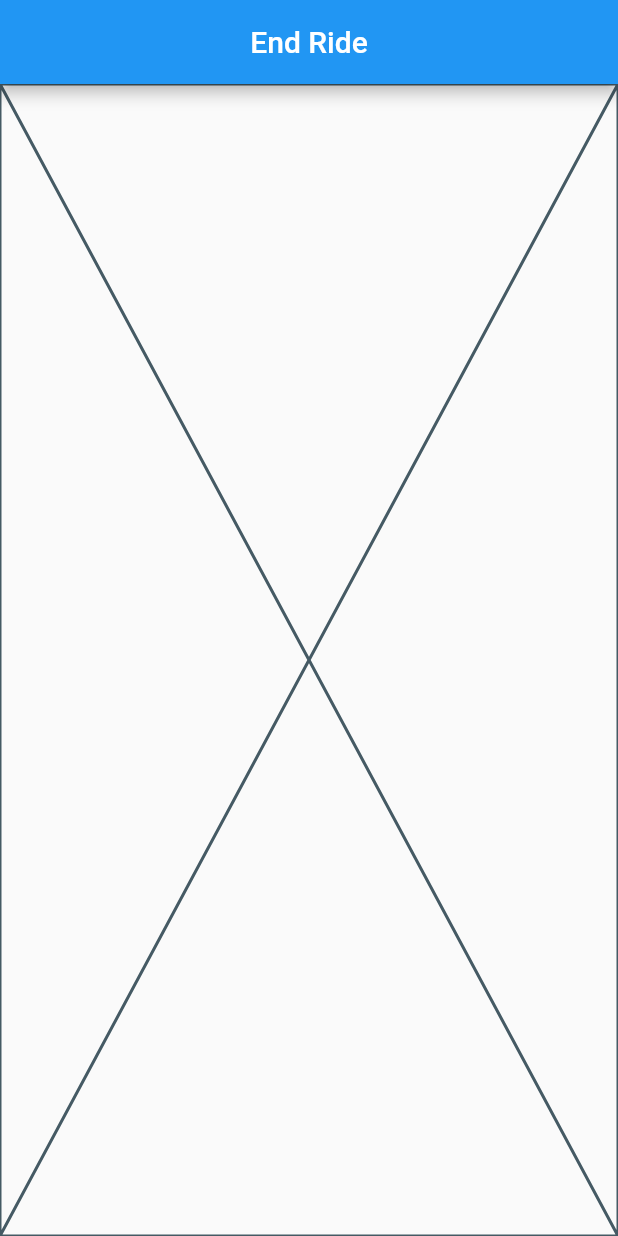
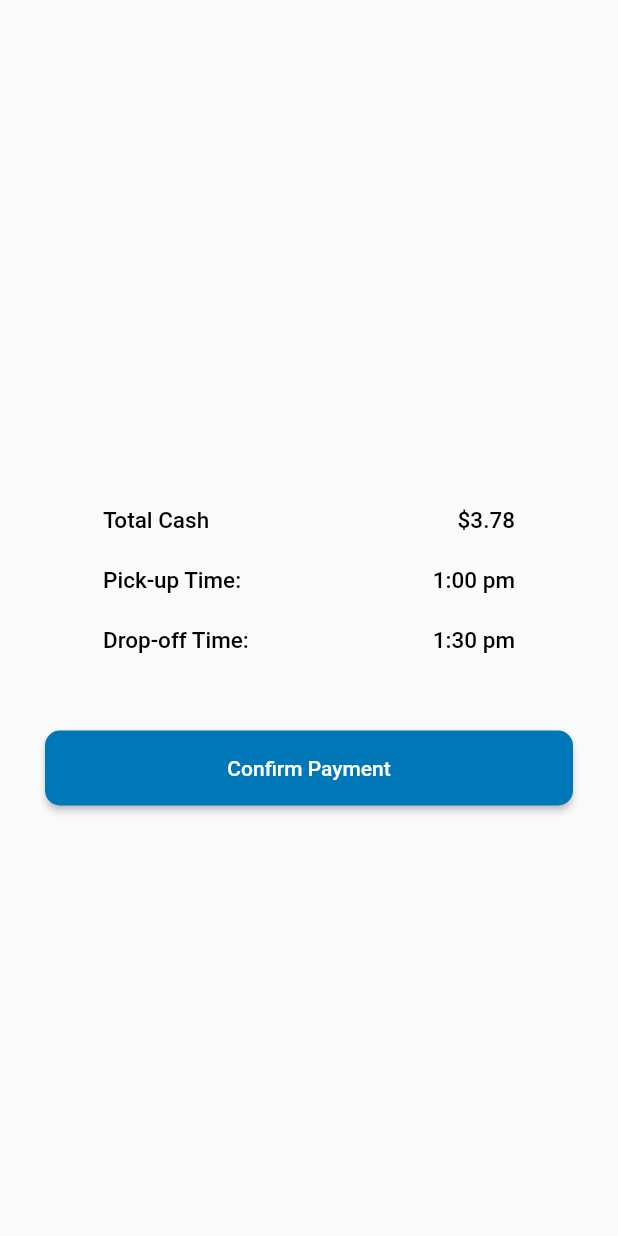
Before and after one commit to Saadkc/ride_sharing_rider_app, a Flutter app: the EndRide screen opened directly, on a phone screen of 412 x 824 dp. Run offline on Flutter 3.47's test engine with Material 2 defaults, Android fonts, the phone set to English and light mode, and no system bars; our stand-ins replace firebase_auth, firebase_core, firebase_database, flutter_rating_bar, fluttertoast, geolocator and 2 more; missing offline and left inert: flutter_geofire, flutter_phone_direct_caller, flutter_polyline_points; accounts and stored records are empty.

Commit message:
ride complete screen

```diff
--- a/lib/screens/ride/end_ride.dart
+++ b/lib/screens/ride/end_ride.dart
@@ -1,17 +1,117 @@
 import 'package:flutter/material.dart';
+import 'package:rider/screens/mainScreens/main_screen.dart';
 
 class EndRide extends StatelessWidget {
   const EndRide({super.key});
 
   @override
   Widget build(BuildContext context) {
+    Size size = MediaQuery.of(context).size;
     return Scaffold(
-      appBar: AppBar(
-        title: const Text("End Ride"),
-        centerTitle: true,
-      ),
-      body: const Center(
-        child: Placeholder(),
+      body: Column(
+        mainAxisAlignment: MainAxisAlignment.center,
+        children: [
+          const SizedBox(
+            height: 40,
+          ),
+          SizedBox(
+            height: 40,
+            width: size.width / 1.5,
+            child: Row(
+              children: const [
+                Text(
+                  "Total Cash",
+                  style: TextStyle(
+                      color: Colors.black,
+                      fontSize: 15,
+                      fontWeight: FontWeight.w500),
+                ),
+                Spacer(),
+                Text(
+                  "\$3.78",
+                  style: TextStyle(
+                      color: Colors.black,
+                      fontSize: 15,
+                      fontWeight: FontWeight.w500),
+                ),
+              ],
+            ),
+          ),
+          SizedBox(
+            height: 40,
+            width: size.width / 1.5,
+            child: Row(
+              children: const [
+                Text(
+                  "Pick-up Time:",
+                  style: TextStyle(
+                      color: Colors.black,
+                      fontSize: 15,
+                      fontWeight: FontWeight.w500),
+                ),
+                Spacer(),
+                Text(
+                  "1:00 pm",
+                  style: TextStyle(
+                      color: Colors.black,
+                      fontSize: 15,
+                      fontWeight: FontWeight.w500),
+                ),
+              ],
+            ),
+          ),
+          SizedBox(
+            height: 40,
+            width: size.width / 1.5,
+            child: Row(
+              children: const [
+                Text(
+                  "Drop-off Time:",
+                  style: TextStyle(
+                      color: Colors.black,
+                      fontSize: 15,
+                      fontWeight: FontWeight.w500),
+                ),
+                Spacer(),
+                Text(
+                  "1:30 pm",
+                  style: TextStyle(
+                      color: Colors.black,
+                      fontSize: 15,
+                      fontWeight: FontWeight.w500),
+                ),
+              ],
+            ),
+          ),
+          const SizedBox(
+            height: 40,
+          ),
+          Padding(
+            padding: const EdgeInsets.symmetric(horizontal: 30),
+            child: SizedBox(
+              height: 50,
+              width: size.width,
+              child: ElevatedButton(
+                onPressed: () {
+
+                  Navigator.pushAndRemoveUntil(
+                      context,
+                      MaterialPageRoute(
+                          builder: (context) => const MainScreen()), (route) => false);
+                },
+                style: ElevatedButton.styleFrom(
+                  backgroundColor: const Color(0xff0077B6),
+                  shape: const RoundedRectangleBorder(
+                      borderRadius: BorderRadius.all(Radius.circular(10))),
+                ),
+                child: const Text(
+                  "Confirm Payment",
+                  style: TextStyle(color: Colors.white),
+                ),
+              ),
+            ),
+          ),
+        ],
       ),
     );
   }
--- a/lib/screens/ride/ride_start_screen.dart
+++ b/lib/screens/ride/ride_start_screen.dart
@@ -1,11 +1,15 @@
 import 'dart:async';
 
+import 'package:firebase_auth/firebase_auth.dart';
+import 'package:firebase_database/firebase_database.dart';
 import 'package:flutter/material.dart';
 import 'package:flutter_phone_direct_caller/flutter_phone_direct_caller.dart';
+import 'package:fluttertoast/fluttertoast.dart';
 import 'package:geolocator/geolocator.dart';
 import 'package:google_maps_flutter/google_maps_flutter.dart';
 import 'package:flutter_polyline_points/flutter_polyline_points.dart';
 import '../../assistants/assistant_methods.dart';
+import '../../global/global.dart';
 import '../../models/active_nearby_drivers.dart';
 import 'end_ride.dart';
 
@@ -390,10 +394,22 @@ class _RideStartScreenState extends State<RideStartScreen> {
                             const SizedBox(height: 20.0),
                             InkWell(
                               onTap: () {
-                                Navigator.pushReplacement(
-                                    context,
-                                    MaterialPageRoute(
-                                        builder: (context) => const EndRide()));
+                                User user = FirebaseAuth.instance.currentUser!;
+
+                                FirebaseDatabase.instance
+                                    .ref()
+                                    .child("requestRides")
+                                    .child(widget.data["user_id"])
+                                    .update({
+                                      "status": "completed",
+                                    })
+                                    .then((value) => Fluttertoast.showToast(
+                                        msg: "Ride Completed"))
+                                    .then((value) => Navigator.pushReplacement(
+                                        context,
+                                        MaterialPageRoute(
+                                            builder: (context) =>
+                                                const EndRide())));
                               },
                               child: Container(
                                 height: 40,
```
